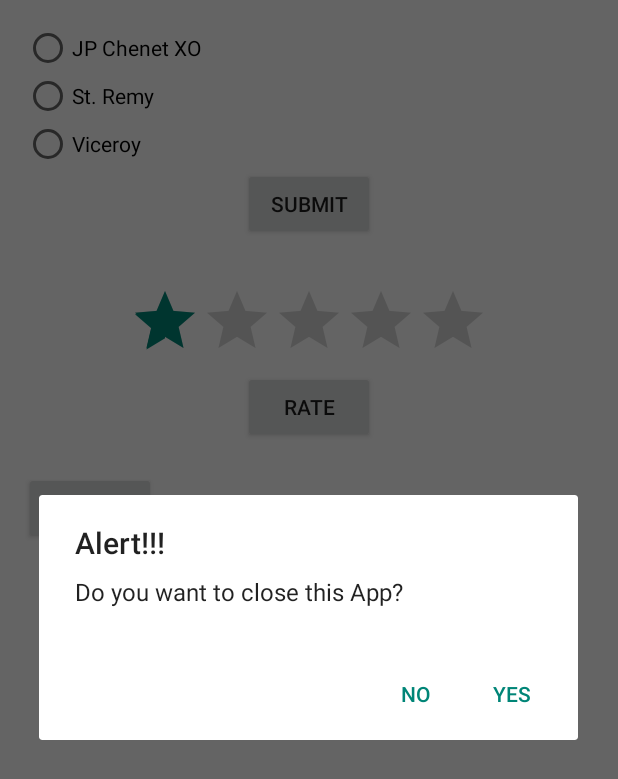
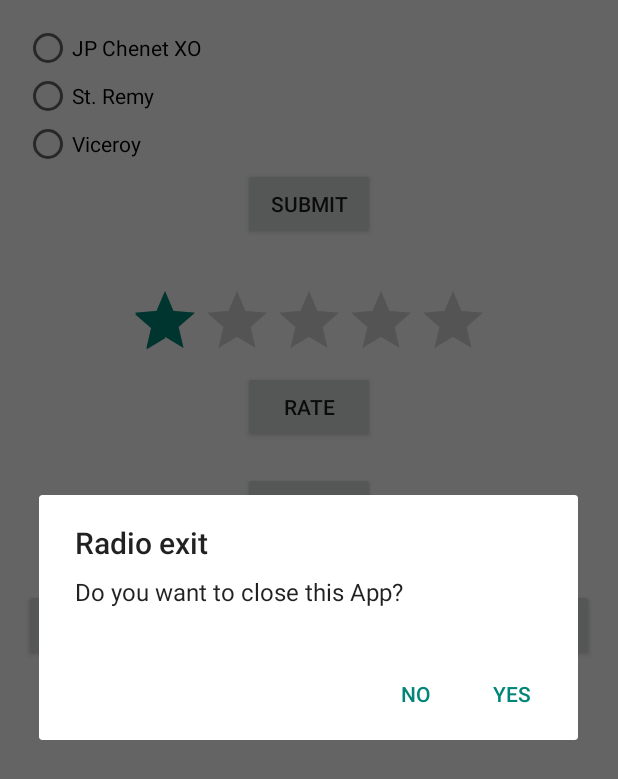
Before and after one commit to owuor91/android-confidence2, an Android app: the screen it shows after launch (MainActivity), after a tap on "ALERT!", on a phone screen of 412 x 824 dp. Shown: the top 779 px of the screen. Run offline under Robolectric (Android 15) with nearby library versions, the phone set to English and light mode, and no system bars.

```diff
--- a/app/src/main/java/com/example/teeshirt/radio/MainActivity.java
+++ b/app/src/main/java/com/example/teeshirt/radio/MainActivity.java
@@ -81,8 +81,8 @@ public class MainActivity extends ActionBarActivity {
         btn3.setOnClickListener(new View.OnClickListener() {
             @Override
             public void onClick(View v) {
-                AlertDialog.Builder alertbuilder = new AlertDialog.Builder(MainActivity.this);
-                alertbuilder.setMessage("Do you want to close this App?").setCancelable(false).setPositiveButton("Yes", new DialogInterface.OnClickListener() {
+                AlertDialog.Builder alert_builder = new AlertDialog.Builder(MainActivity.this);
+                alert_builder.setMessage("Do you want to close this App?").setCancelable(false).setPositiveButton("Yes", new DialogInterface.OnClickListener() {
                     @Override
                     public void onClick(DialogInterface dialog, int which) {
                         finish();
@@ -94,8 +94,8 @@ public class MainActivity extends ActionBarActivity {
                     }
                 });
 
-                AlertDialog alert = alertbuilder.create();
-                alert.setTitle("Alert!!!");
+                AlertDialog alert = alert_builder.create();
+                alert.setTitle("Radio exit");
                 alert.show();
             }
         });
--- a/app/src/main/res/layout/activity_main.xml
+++ b/app/src/main/res/layout/activity_main.xml
@@ -74,5 +74,14 @@
         android:layout_height="wrap_content"
         android:layout_below="@+id/txt"
         android:text="Alert!"
-        android:id="@+id/btn3"/>
+        android:id="@+id/btn3"
+        android:layout_centerHorizontal="true"
+        android:layout_marginBottom="30dp"/>
+
+    <Button
+        android:layout_width="match_parent"
+        android:layout_height="wrap_content"
+        android:text="next"
+        android:id="@+id/btn4"
+        android:layout_below="@+id/btn3"/>
 </RelativeLayout>
--- a/app/src/main/res/values/strings.xml
+++ b/app/src/main/res/values/strings.xml
@@ -3,4 +3,5 @@
 
     <string name="hello_world">Hello world!</string>
     <string name="action_settings">Settings</string>
+    <string name="title_activity_second">Second</string>
 </resources>
```
Also changed, not shown: app/src/main/AndroidManifest.xml (+9 -0 lines), app/src/main/java/com/example/teeshirt/radio/Second.java (added, +39 -0 lines), app/src/main/res/layout/activity_second.xml (added, +12 -0 lines), app/src/main/res/menu/menu_second.xml (added, +7 -0 lines).
